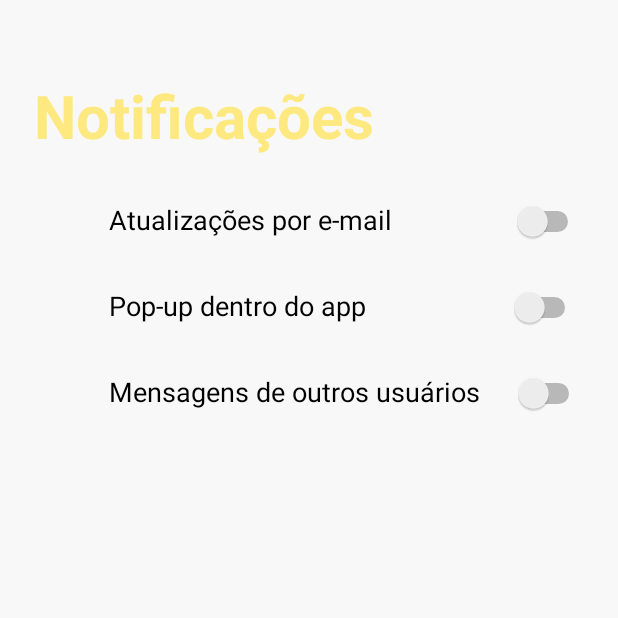
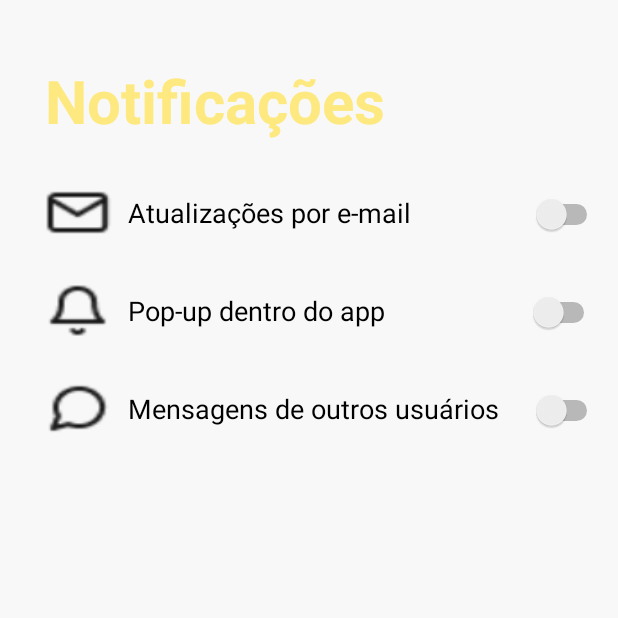
Before and after one commit to Queerfy/mobile-queerfy, an Android app: the notifications screen opened directly, with no data from a screen before it, on a phone screen of 412 x 824 dp, the top half of it. Run offline under Robolectric (Android 15) with nearby library versions, the phone set to English and light mode, and no system bars.

Commit message:
Adding icons on notifications page

```diff
--- a/app/src/main/res/layout/activity_my_reservations.xml
+++ b/app/src/main/res/layout/activity_my_reservations.xml
@@ -22,7 +22,7 @@
             android:id="@+id/text_title"
             android:textSize="40sp"
             android:textColor="@color/green"
-            android:text="Meus favoritos"
+            android:text="Minhas reservas"
             android:layout_height="wrap_content"
             android:layout_width="match_parent"
             android:textStyle="bold"
--- a/app/src/main/res/layout/activity_notifications.xml
+++ b/app/src/main/res/layout/activity_notifications.xml
@@ -23,9 +23,9 @@
             android:textSize="40sp"
             android:textColor="@color/yellow"
             android:textStyle="bold"
-            android:layout_marginTop="50dp"
+            android:layout_marginTop="40dp"
             android:layout_marginBottom="30dp"
-            android:layout_marginRight="120dp"
+            android:layout_marginLeft="20dp"
             android:id="@+id/text_title"/>
 
         <LinearLayout
@@ -33,18 +33,26 @@
             android:layout_height="wrap_content"
             android:layout_marginBottom="30dp">
 
+            <ImageView
+                android:layout_width="45dp"
+                android:layout_height="35dp"
+                android:background="@drawable/ic_mail"
+                android:layout_marginLeft="20dp"/>
+
             <TextView
                 android:layout_width="wrap_content"
                 android:layout_height="wrap_content"
                 android:text="Atualizações por e-mail"
                 android:textSize="18sp"
                 android:textColor="@color/black"
-                android:layout_marginLeft="50dp"/>
+                android:layout_marginLeft="10dp"
+                android:layout_marginTop="5dp"/>
 
             <Switch
                 android:layout_width="wrap_content"
                 android:layout_height="wrap_content"
-                android:layout_marginLeft="80dp"/>
+                android:layout_marginLeft="80dp"
+                android:layout_marginTop="5dp"/>
 
         </LinearLayout>
 
@@ -53,18 +61,26 @@
             android:layout_height="wrap_content"
             android:layout_marginBottom="30dp">
 
+            <ImageView
+                android:layout_width="45dp"
+                android:layout_height="35dp"
+                android:background="@drawable/ic_popup"
+                android:layout_marginLeft="20dp"/>
+
             <TextView
                 android:layout_width="wrap_content"
                 android:layout_height="wrap_content"
                 android:text="Pop-up dentro do app"
                 android:textSize="18sp"
                 android:textColor="@color/black"
-                android:layout_marginLeft="50dp"/>
+                android:layout_marginLeft="10dp"
+                android:layout_marginTop="5dp"/>
 
             <Switch
                 android:layout_width="wrap_content"
                 android:layout_height="wrap_content"
-                android:layout_marginLeft="95dp"/>
+                android:layout_marginLeft="95dp"
+                android:layout_marginTop="5dp"/>
 
         </LinearLayout>
 
@@ -73,18 +89,26 @@
             android:layout_height="wrap_content"
             android:layout_marginBottom="30dp">
 
+            <ImageView
+                android:layout_width="45dp"
+                android:layout_height="35dp"
+                android:background="@drawable/ic_message"
+                android:layout_marginLeft="20dp"/>
+
             <TextView
                 android:layout_width="wrap_content"
                 android:layout_height="wrap_content"
                 android:text="Mensagens de outros usuários"
                 android:textSize="18sp"
                 android:textColor="@color/black"
-                android:layout_marginLeft="50dp"/>
+                android:layout_marginLeft="10dp"
+                android:layout_marginTop="5dp"/>
 
             <Switch
                 android:layout_width="wrap_content"
                 android:layout_height="wrap_content"
-                android:layout_marginLeft="22dp"/>
+                android:layout_marginLeft="21dp"
+                android:layout_marginTop="5dp"/>
 
         </LinearLayout>
     </LinearLayout>
```
Also changed, not shown: app/src/main/res/drawable/ic_mail.png (added), app/src/main/res/drawable/ic_message.png (added), app/src/main/res/drawable/ic_popup.png (added).
